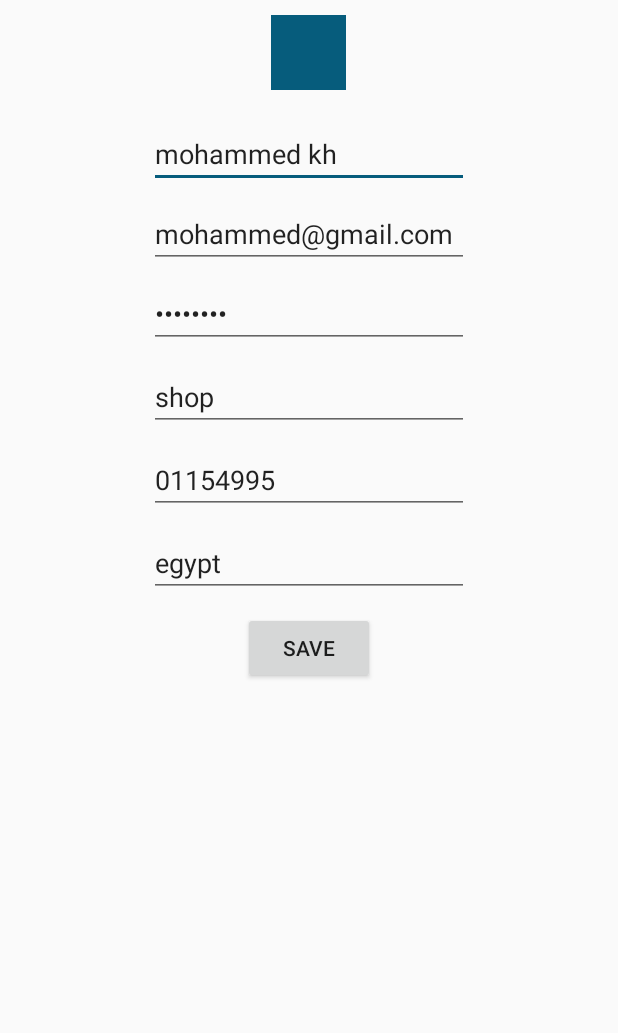
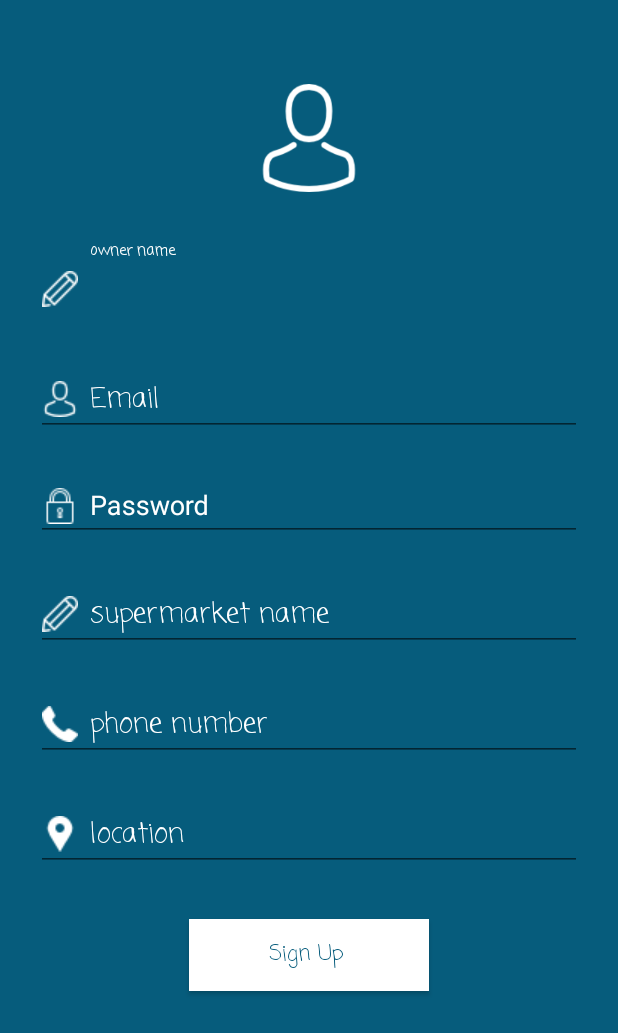
Before and after one commit to Mohammedkhaled95/MarketPlace, an Android app: the SignupActivity screen opened directly, with no data from a screen before it, on a phone screen of 412 x 824 dp. Shown: the top 1033 px of the screen. Run offline under Robolectric (Android 15) with nearby library versions, the phone set to English and light mode, and no system bars; our stand-ins replace Firebase (no records; nobody signed in at launch, a user with empty details on screens opened directly).

Commit message:
Sign up redesign

```diff
--- a/app/src/main/java/com/example/khaled/shopz/SignupActivity.java
+++ b/app/src/main/java/com/example/khaled/shopz/SignupActivity.java
@@ -1,5 +1,6 @@
 package com.example.khaled.shopz;
 
+import android.app.ProgressDialog;
 import android.content.Intent;
 import android.net.Uri;
 import android.support.annotation.NonNull;
@@ -46,7 +47,8 @@ public class SignupActivity extends AppCompatActivity {
     EditText ownerNameEt,emailEt,passwordEt,supermarketNameEt,supermarketPhoneEt,supermarketLocationEt;
     Button saveBtn;
     ImageView supermarketImage;
-    ProgressBar progressBar;
+
+    ProgressDialog progressDialog;
 
     FirebaseAuth mAuth;
     FirebaseDatabase firebaseDatabase;
@@ -79,7 +81,9 @@ public class SignupActivity extends AppCompatActivity {
         passwordEt = (EditText) findViewById(R.id.password_editText);
         saveBtn = (Button)findViewById(R.id.save_button);
         supermarketImage = (ImageView) findViewById(R.id.supermarket_imageView);
-        progressBar = (ProgressBar) findViewById(R.id.progressBar);
+
+        progressDialog = new ProgressDialog(SignupActivity.this);
+        progressDialog.setMessage("Creating account, please wait");
 
 
         //intialize firebase
@@ -123,13 +127,12 @@ public class SignupActivity extends AppCompatActivity {
                 phoneNumber = supermarketPhoneEt.getText().toString();
 
 
-                progressBar.setVisibility(View.VISIBLE);
-
+                progressDialog.show();
                 if ( !isValidInputs()){//supermarketImage == null ||
 
-                    progressBar.setVisibility(View.INVISIBLE);
-                    Toast.makeText(SignupActivity.this, "Not valid inputs", Toast.LENGTH_SHORT).show();
-                }
+                progressDialog.dismiss();
+                Toast.makeText(SignupActivity.this, "Not valid inputs", Toast.LENGTH_SHORT).show();
+                                }
                 else
                 {
                     createNewUser();
@@ -156,7 +159,7 @@ public class SignupActivity extends AppCompatActivity {
                             String  deviceToken = FirebaseInstanceId.getInstance().getToken();
                             saveUserData( deviceToken);
 
-                            progressBar.setVisibility(View.INVISIBLE);
+                            progressDialog.dismiss();
                             startActivity(new Intent(SignupActivity.this,LoginActivity.class));
                             finish();
                         } else {
@@ -167,7 +170,7 @@ public class SignupActivity extends AppCompatActivity {
                             Toast.makeText(SignupActivity.this, "Authentication failed.",
                                     Toast.LENGTH_SHORT).show();
 
-                            progressBar.setVisibility(View.INVISIBLE);
+                            progressDialog.dismiss();
                             //updateUI(null);
                         }
 
--- a/app/src/main/res/layout/activity_signup.xml
+++ b/app/src/main/res/layout/activity_signup.xml
@@ -1,121 +1,194 @@
 <?xml version="1.0" encoding="utf-8"?>
-<RelativeLayout xmlns:android="http://schemas.android.com/apk/res/android"
-    xmlns:app="http://schemas.android.com/apk/res-auto"
-    xmlns:tools="http://schemas.android.com/tools"
+
+<ScrollView xmlns:android="http://schemas.android.com/apk/res/android"
     android:layout_width="match_parent"
     android:layout_height="match_parent"
-    tools:context="com.example.khaled.shopz.SignupActivity">
+    xmlns:app="http://schemas.android.com/apk/res-auto"
+    android:fitsSystemWindows="true"
+    android:background="@color/colorMain">
 
+
+    <LinearLayout
+        android:orientation="vertical"
+        android:layout_width="match_parent"
+        android:layout_height="wrap_content"
+        android:paddingTop="56dp"
+        android:paddingLeft="24dp"
+        android:paddingRight="24dp">
 
         <ImageView
          android:id="@+id/supermarket_imageView"
-        android:layout_width="50dp"
-        android:layout_height="50dp"
-        app:srcCompat="@color/colorAccent"
-        android:layout_centerHorizontal="true"
-        android:layout_marginTop="10dp"
+        android:src="@drawable/user_account_photo"
+        android:layout_width="wrap_content"
+        android:layout_height="72dp"
+        android:layout_marginBottom="24dp"
+        android:layout_gravity="center_horizontal"
         />
 
 
-    <EditText
-        android:id="@+id/owner_name_editText"
-        android:layout_width="wrap_content"
+        <!--  Name Label -->
+        <android.support.design.widget.TextInputLayout
+            android:layout_width="match_parent"
             android:layout_height="wrap_content"
-        android:layout_centerHorizontal="true"
-        android:ems="10"
+            android:layout_marginTop="8dp"
+            android:layout_marginBottom="8dp"
+            app:hintTextAppearance="@color/colorWhite"
+            android:textColorHint="@color/colorWhite"
+            >
+
+            <EditText  android:id="@+id/owner_name_editText"
+                android:layout_width="match_parent"
+                android:layout_height="wrap_content"
+                android:inputType="textCapWords"
                 android:hint="owner name"
-        android:inputType="textPersonName"
-        android:layout_marginTop="20dp"
-        android:text="mohammed kh"
-        android:layout_below="@id/supermarket_imageView"
+                android:drawableLeft="@drawable/owner_name"
+                android:drawablePadding="8dp"
+                android:fontFamily="casual"
+
                 />
+
+        </android.support.design.widget.TextInputLayout>
+
+
+        <!-- Email Label -->
+        <android.support.design.widget.TextInputLayout
+            android:layout_width="match_parent"
+            android:layout_height="wrap_content"
+            android:layout_marginTop="8dp"
+            android:layout_marginBottom="8dp"
+            app:hintTextAppearance="@color/colorWhite"
+            android:textColorHint="@color/colorWhite">
 
             <EditText
                 android:id="@+id/email_editText"
-        android:layout_width="wrap_content"
+                android:layout_width="match_parent"
                 android:layout_height="wrap_content"
-        android:layout_below="@+id/owner_name_editText"
-        android:layout_centerHorizontal="true"
+                android:inputType="textEmailAddress"
+                android:hint="Email"
+                android:drawableLeft="@drawable/username_icon"
+                android:drawablePadding="8dp"
+                android:fontFamily="casual"
+
+                />
+
+        </android.support.design.widget.TextInputLayout>
+
+
+
+        <!-- Password Label -->
+        <android.support.design.widget.TextInputLayout
+            android:layout_width="match_parent"
+            android:layout_height="wrap_content"
             android:layout_marginTop="8dp"
-        android:ems="10"
-        android:hint="email"
-        android:text="mohammed@gmail.com"
-        android:inputType="textEmailAddress" />
+            android:layout_marginBottom="8dp"
+            app:hintTextAppearance="@color/colorWhite"
+            android:textColorHint="@color/colorWhite">
 
             <EditText
                 android:id="@+id/password_editText"
-        android:layout_width="wrap_content"
+                android:layout_width="match_parent"
                 android:layout_height="wrap_content"
-        android:layout_alignStart="@+id/email_editText"
-        android:layout_centerVertical="true"
-        android:layout_below="@id/email_editText"
+                android:inputType="textPassword"
+                android:hint="Password"
+                android:drawableLeft="@drawable/password_icon"
+                android:drawablePadding="8dp"/>
+
+        </android.support.design.widget.TextInputLayout>
+
+
+        <!--  supermarket Name Label -->
+        <android.support.design.widget.TextInputLayout
+            android:layout_width="match_parent"
+            android:layout_height="wrap_content"
             android:layout_marginTop="8dp"
-        android:ems="10"
-        android:hint="password"
-        android:text="12345678"
+            android:layout_marginBottom="8dp"
+            app:hintTextAppearance="@color/colorWhite"
+            android:textColorHint="@color/colorWhite">
 
-        android:inputType="textPassword" />
+            <EditText
+                android:id="@+id/supernarket_name_editText"
+                android:layout_width="match_parent"
+                android:layout_height="wrap_content"
+                android:inputType="textCapWords"
+                android:hint="supermarket name"
+                android:drawableLeft="@drawable/owner_name"
+                android:drawablePadding="8dp"
+                android:fontFamily="casual"
+
+                />
+
+        </android.support.design.widget.TextInputLayout>
+
+
+        <!--  phone Label -->
+        <android.support.design.widget.TextInputLayout
+            android:layout_width="match_parent"
+            android:layout_height="wrap_content"
+            android:layout_marginTop="8dp"
+            android:layout_marginBottom="8dp"
+            app:hintTextAppearance="@color/colorWhite"
+            android:textColorHint="@color/colorWhite">
+
+            <EditText
+                android:id="@+id/supermarket_phone_editText"
+                android:layout_width="match_parent"
+                android:layout_height="wrap_content"
+                android:inputType="phone"
+                android:hint="phone number"
+                android:drawableLeft="@drawable/phone_number_icon"
+                android:drawablePadding="8dp"
+                android:fontFamily="casual"
+
+                />
+
+        </android.support.design.widget.TextInputLayout>
 
 
 
 
-    <EditText
-        android:id="@+id/supernarket_name_editText"
-        android:layout_width="wrap_content"
+        <!--  location Label -->
+        <android.support.design.widget.TextInputLayout
+            android:layout_width="match_parent"
             android:layout_height="wrap_content"
-        android:layout_below="@+id/password_editText"
-        android:layout_alignStart="@+id/supermarket_phone_editText"
-        android:layout_marginTop="10dp"
-        android:ems="10"
-        android:hint="supermarket name"
-android:text="shop"
-        android:inputType="textPersonName" />
-
-    <EditText
-        android:id="@+id/supermarket_phone_editText"
-        android:layout_width="wrap_content"
-        android:layout_height="wrap_content"
-        android:layout_below="@+id/supernarket_name_editText"
-        android:layout_marginTop="10dp"
-
-        android:layout_centerHorizontal="true"
-        android:ems="10"
-        android:hint="phone number"
-        android:text="01154995"
-
-        android:inputType="phone" />
+            android:layout_marginTop="8dp"
+            android:layout_marginBottom="8dp"
+            app:hintTextAppearance="@color/colorWhite"
+            android:textColorHint="@color/colorWhite">
 
             <EditText
                 android:id="@+id/supermarket_location_editText"
-        android:layout_width="wrap_content"
+                android:layout_width="match_parent"
                 android:layout_height="wrap_content"
-        android:layout_below="@+id/supermarket_phone_editText"
-        android:layout_centerHorizontal="true"
-        android:layout_marginTop="10dp"
-        android:ems="10"
                 android:hint="location"
-android:text="egypt"
-        android:inputType="textPersonName" />
+                android:drawableLeft="@drawable/location_icon"
+                android:drawablePadding="8dp"
+                android:fontFamily="casual"
 
-    <Button
+                />
+
+        </android.support.design.widget.TextInputLayout>
+
+
+
+
+        <!-- Signup Button -->
+        <android.support.v7.widget.AppCompatButton
             android:id="@+id/save_button"
-        android:layout_width="wrap_content"
+            android:layout_width="160dp"
             android:layout_height="wrap_content"
-        android:layout_centerHorizontal="true"
-        android:layout_below="@id/supermarket_location_editText"
-        android:text="save"
-
-        android:layout_marginTop="10dp"/>
-
-    <ProgressBar
-        android:id="@+id/progressBar"
-        style="?android:attr/progressBarStyle"
-        android:layout_width="wrap_content"
-        android:layout_height="wrap_content"
-        android:layout_alignStart="@+id/supermarket_imageView"
-        android:layout_centerVertical="true"
-        android:visibility="invisible"
+            android:layout_marginTop="24dp"
+            android:layout_marginBottom="24dp"
+            android:layout_gravity="center"
+            android:padding="12dp"
+            android:background="#FFFFFF"
+            android:textColor="@color/colorMain"
+            android:text="Sign Up "
+            android:textAllCaps="false"
+            android:fontFamily="casual"
             />
 
 
-</RelativeLayout>
+
+
+</LinearLayout>
+</ScrollView>
```
Also changed, not shown: app/src/main/res/drawable-v21/location_icon.png (added), app/src/main/res/drawable-v21/owner_name.png (added), app/src/main/res/drawable-v21/phone_number_icon.png (added), app/src/main/res/drawable-v21/user_account_photo.png (added). Lines whose indentation alone changed are shown as unchanged.
